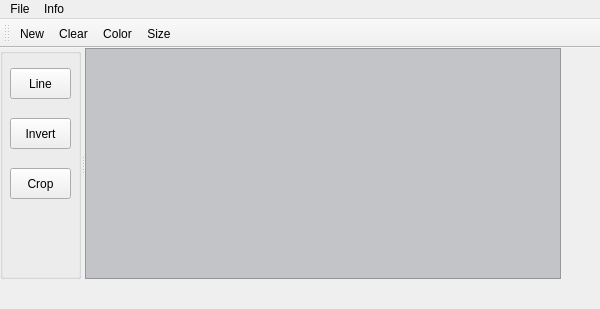
First picture: the form in Painter/mainwindow.ui, repository SuperSolik/study-cpp-projects, before the edit.
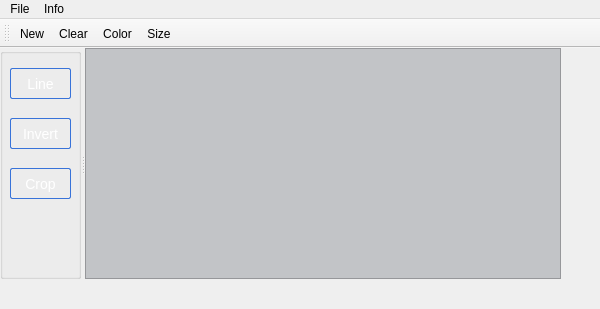
Second picture: the form after the edit. Icons and pictures are not drawn.

Diff of the .ui file:
```diff
--- a/Painter/mainwindow.ui
+++ b/Painter/mainwindow.ui
@@ -24,7 +24,20 @@
     <normaloff>:/images/icon2.png</normaloff>:/images/icon2.png</iconset>
   </property>
   <property name="styleSheet">
-   <string notr="true"/>
+   <string notr="true">QPushButton {
+    padding:4px;
+    color: #fff;
+    font-size: 14px;
+    border-radius: 2px;
+    border: 1px solid #3873d9;
+    background-color: qlineargradient( x1: 0, y1: 0, x2: 0, y2: 1,
+                                        stop: 0 #4287ff, stop: 1 #356ccc);
+ }
+QPushButton:pressed {
+    color: #111;
+    border: 1px solid #3873d9;
+    background: #fff;
+ }</string>
   </property>
   <widget class="QWidget" name="centralWidget">
    <widget class="QSplitter" name="splitter">
```
